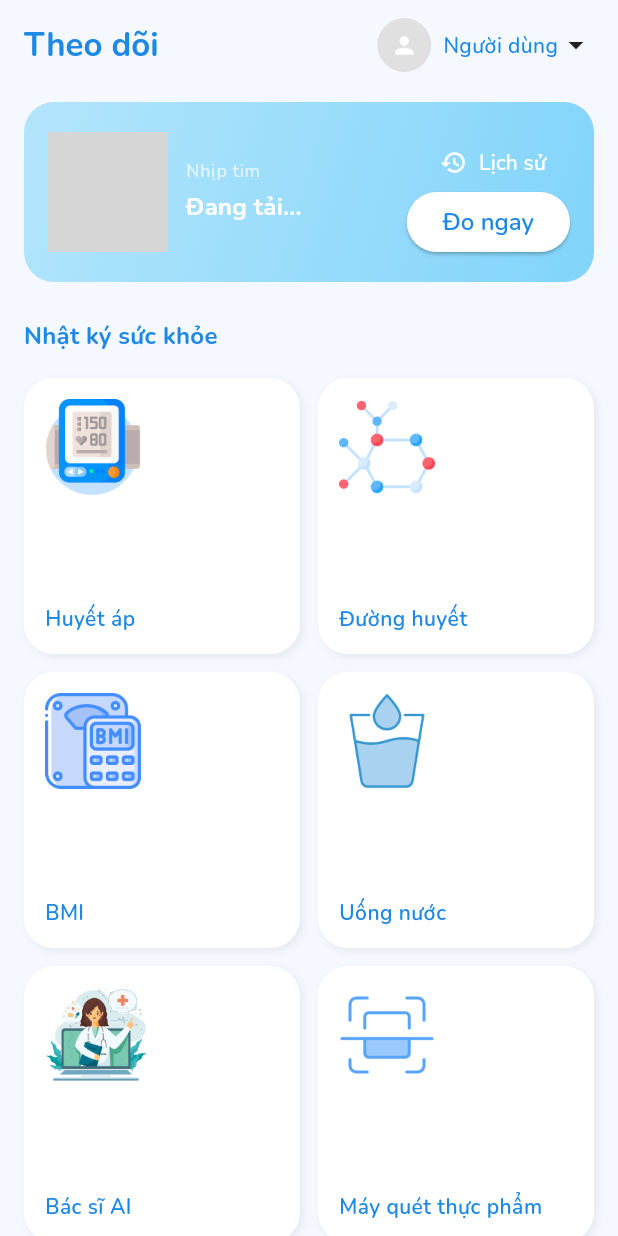
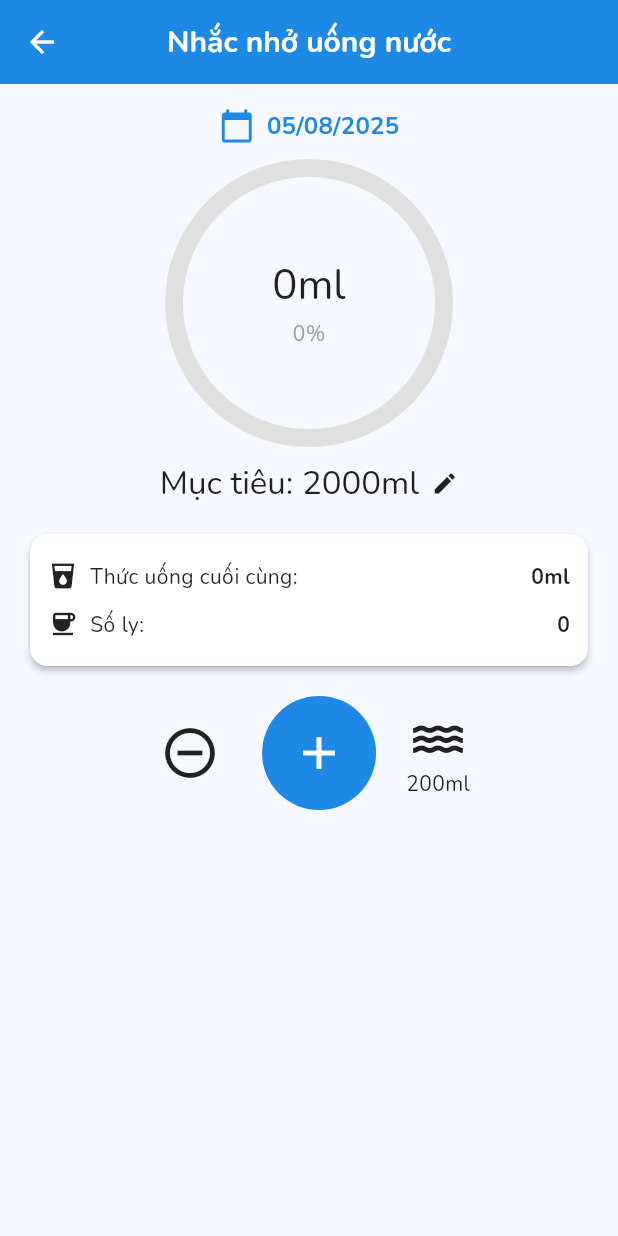
Before and after one commit to phat-hub/health_app, a Flutter app: the HealthHomePage screen opened by its route, after a tap on "Uống nước", on a phone screen of 412 x 824 dp. Run offline on Flutter 3.47's test engine with Material 3 defaults, Android fonts, the phone set to English and light mode, and no system bars; our stand-ins replace camera, cloud_firestore, device_info_plus, firebase_auth, firebase_core, flutter_local_notifications and 7 more; missing offline and left inert: android_intent_plus, health; accounts and stored records are empty; grey boxes are pictures that could not be loaded.

Commit message:
chuc nang uong nuoc (1)

```diff
--- a/lib/main.dart
+++ b/lib/main.dart
@@ -48,6 +48,7 @@ class MyApp extends StatelessWidget {
         ChangeNotifierProvider(create: (_) => HeartRateCameraManager()),
         ChangeNotifierProvider(create: (_) => StepManager()),
         ChangeNotifierProvider(create: (_) => SleepManager()),
+        ChangeNotifierProvider(create: (_) => WaterManager()),
       ],
       child: Consumer<ThemeManager>(
         builder: (context, themeManager, _) {
@@ -65,6 +66,7 @@ class MyApp extends StatelessWidget {
               '/heartRateCamera': (context) => const HeartRateCameraScreen(),
               '/step': (context) => const StepScreen(),
               '/sleep': (context) => const SleepScreen(),
+              '/water': (context) => const WaterScreen(),
             },
           );
         },
--- /dev/null
+++ b/lib/manager/water_manager.dart
@@ -0,0 +1,104 @@
+import 'package:flutter/material.dart';
+import 'package:shared_preferences/shared_preferences.dart';
+import '../screen.dart'; // import WaterService
+
+class WaterManager extends ChangeNotifier {
+  final WaterService _service = WaterService();
+
+  int goal = 2000;
+  int defaultCupSize = 200;
+  int totalDrank = 0;
+  int cupCount = 0;
+  int lastDrink = 0;
+  bool hasData = false;
+
+  DateTime selectedDate = DateTime.now();
+  DateTime firstOpenDate = DateTime.now();
+
+  List<int> _drinkHistory = [];
+
+  WaterManager() {
+    _init();
+  }
+
+  Future<void> _init() async {
+    await _loadPrefs();
+    await _service.saveFirstOpenDate(DateTime.now());
+    firstOpenDate = await _service.getFirstOpenDate();
+    if (DateTime.now().difference(firstOpenDate).inDays > 30) {
+      await _service.deleteOldData(30);
+    }
+    await loadWaterForDate(DateTime.now());
+  }
+
+  Future<void> _loadPrefs() async {
+    final prefs = await SharedPreferences.getInstance();
+    goal = prefs.getInt('water_goal') ?? 2000;
+    defaultCupSize = prefs.getInt('water_cup') ?? 200;
+    notifyListeners();
+  }
+
+  Future<void> _savePrefs() async {
+    final prefs = await SharedPreferences.getInstance();
+    await prefs.setInt('water_goal', goal);
+    await prefs.setInt('water_cup', defaultCupSize);
+  }
+
+  Future<void> loadWaterForDate(DateTime date) async {
+    _drinkHistory = await _service.getDrinkHistory(date);
+    _recalculate();
+    selectedDate = date;
+    notifyListeners();
+  }
+
+  void _recalculate() {
+    totalDrank = _drinkHistory.fold(0, (sum, e) => sum + e);
+    cupCount = _drinkHistory.length;
+    lastDrink = cupCount > 0 ? _drinkHistory.last : 0;
+    hasData = totalDrank > 0;
+  }
+
+  Future<void> addDrink(int ml) async {
+    if (!_isToday()) return;
+    _drinkHistory.add(ml);
+    await _service.saveDrinkHistory(selectedDate, _drinkHistory);
+    _recalculate();
+    notifyListeners();
+  }
+
+  Future<void> removeLastDrink() async {
+    if (!_isToday()) return;
+    if (_drinkHistory.isEmpty) return;
+    _drinkHistory.removeLast();
+    await _service.saveDrinkHistory(selectedDate, _drinkHistory);
+    _recalculate();
+    notifyListeners();
+  }
+
+  bool _isToday() {
+    final now = DateTime.now();
+    return selectedDate.year == now.year &&
+        selectedDate.month == now.month &&
+        selectedDate.day == now.day;
+  }
+
+  void updateGoal(int newGoal) {
+    goal = newGoal;
+    _savePrefs();
+    notifyListeners();
+  }
+
+  void updateCupSize(int newSize) {
+    defaultCupSize = newSize;
+    _savePrefs();
+    notifyListeners();
+  }
+
+  DateTime getMinSelectableDate() {
+    final diff = DateTime.now().difference(firstOpenDate).inDays;
+    if (diff > 30) {
+      return DateTime.now().subtract(const Duration(days: 30));
+    }
+    return firstOpenDate;
+  }
+}
--- a/lib/screen.dart
+++ b/lib/screen.dart
@@ -3,6 +3,7 @@ export 'service/heart_rate_camera_service.dart';
 export 'service/heart_rate_service.dart';
 export 'service/step_service.dart';
 export 'service/sleep_service.dart';
+export 'service/water_service.dart';
 
 export 'model/heart_rate_record.dart';
 export 'model/sleep_record.dart';
@@ -13,6 +14,7 @@ export 'manager/theme_manager.dart';
 export 'manager/heart_rate_camera_manager.dart';
 export 'manager/step_manager.dart';
 export 'manager/sleep_manager.dart';
+export 'manager/water_manager.dart';
 
 export 'ui/login_screen.dart';
 export 'ui/heart_rate_history_screen.dart';
@@ -20,5 +22,6 @@ export 'ui/heart_rate_camera_screen.dart';
 export 'ui/health_home_page.dart';
 export 'ui/step_screen.dart';
 export 'ui/sleep_screen.dart';
+export 'ui/water_screen.dart';
 
 export 'shared/app_theme.dart';
--- /dev/null
+++ b/lib/service/water_service.dart
@@ -0,0 +1,67 @@
+import 'dart:convert';
+import 'package:shared_preferences/shared_preferences.dart';
+
+class WaterService {
+  static const String firstOpenKey = 'water_first_open_date';
+
+  String _getHistoryKey(DateTime date) {
+    final day = date.day.toString().padLeft(2, '0');
+    final month = date.month.toString().padLeft(2, '0');
+    final year = date.year.toString();
+    return 'water_history_${year}-${month}-${day}';
+  }
+
+  Future<List<int>> getDrinkHistory(DateTime date) async {
+    final prefs = await SharedPreferences.getInstance();
+    final data = prefs.getString(_getHistoryKey(date));
+    if (data != null) {
+      return List<int>.from(jsonDecode(data));
+    }
+    return [];
+  }
+
+  Future<void> saveDrinkHistory(DateTime date, List<int> history) async {
+    final prefs = await SharedPreferences.getInstance();
+    await prefs.setString(_getHistoryKey(date), jsonEncode(history));
+  }
+
+  /// Ngày mở app lần đầu
+  Future<void> saveFirstOpenDate(DateTime date) async {
+    final prefs = await SharedPreferences.getInstance();
+    if (!prefs.containsKey(firstOpenKey)) {
+      await prefs.setString(firstOpenKey, date.toIso8601String());
+    }
+  }
+
+  Future<DateTime> getFirstOpenDate() async {
+    final prefs = await SharedPreferences.getInstance();
+    if (prefs.containsKey(firstOpenKey)) {
+      return DateTime.parse(prefs.getString(firstOpenKey)!);
+    }
+    return DateTime.now();
+  }
+
+  /// Xóa dữ liệu cũ hơn
+  Future<void> deleteOldData(int days) async {
+    final prefs = await SharedPreferences.getInstance();
+    final now = DateTime.now();
+    final keys = prefs.getKeys();
+
+    for (var key in keys) {
+      if (key.startsWith('water_history_') && key != firstOpenKey) {
+        try {
+          final dateStr = key.replaceFirst('water_history_', '');
+          final parts = dateStr.split('-');
+          final date = DateTime(
+            int.parse(parts[0]),
+            int.parse(parts[1]),
+            int.parse(parts[2]),
+          );
+          if (now.difference(date).inDays > days) {
+            await prefs.remove(key);
+          }
+        } catch (_) {}
+      }
+    }
+  }
+}
--- a/lib/ui/health_home_page.dart
+++ b/lib/ui/health_home_page.dart
@@ -265,8 +265,10 @@ class _HealthHomePageState extends State<HealthHomePage> {
                           'assets/images/glucose.png', () {}),
                       _buildHealthCard(
                           context, 'BMI', 'assets/images/bmi.png', () {}),
-                      _buildHealthCard(context, 'Uống nước',
-                          'assets/images/water.png', () {}),
+                      _buildHealthCard(
+                          context, 'Uống nước', 'assets/images/water.png', () {
+                        Navigator.pushNamed(context, '/water');
+                      }),
                       _buildHealthCard(context, 'Bác sĩ AI',
                           'assets/images/doctor_ai.png', () {}),
                       _buildHealthCard(context, 'Máy quét thực phẩm',
--- /dev/null
+++ b/lib/ui/water_screen.dart
@@ -0,0 +1,249 @@
+import 'package:flutter/material.dart';
+import 'package:intl/intl.dart';
+import 'package:provider/provider.dart';
+import '../screen.dart';
+
+class WaterScreen extends StatefulWidget {
+  const WaterScreen({super.key});
+
+  @override
+  State<WaterScreen> createState() => _WaterScreenState();
+}
+
+class _WaterScreenState extends State<WaterScreen> {
+  @override
+  void initState() {
+    super.initState();
+    final manager = context.read<WaterManager>();
+    manager.loadWaterForDate(DateTime.now());
+  }
+
+  @override
+  Widget build(BuildContext context) {
+    final manager = Provider.of<WaterManager>(context);
+    final theme = Theme.of(context);
+
+    bool isToday = manager.selectedDate.year == DateTime.now().year &&
+        manager.selectedDate.month == DateTime.now().month &&
+        manager.selectedDate.day == DateTime.now().day;
+
+    return Scaffold(
+      appBar: AppBar(
+        title: const Text("Nhắc nhở uống nước"),
+        backgroundColor: theme.colorScheme.primary,
+        foregroundColor: Colors.white,
+      ),
+      body: SingleChildScrollView(
+        padding: const EdgeInsets.all(16),
+        child: Column(
+          children: [
+            // Chọn ngày
+            InkWell(
+              onTap: () async {
+                final picked = await showDatePicker(
+                  context: context,
+                  initialDate: manager.selectedDate,
+                  firstDate: manager.getMinSelectableDate(),
+                  lastDate: DateTime.now(),
+                );
+                if (picked != null) {
+                  await manager.loadWaterForDate(picked);
+                }
+              },
+              child: Row(
+                mainAxisAlignment: MainAxisAlignment.center,
+                children: [
+                  Icon(Icons.calendar_today, color: theme.colorScheme.primary),
+                  const SizedBox(width: 8),
+                  Text(
+                    DateFormat('dd/MM/yyyy').format(manager.selectedDate),
+                    style: theme.textTheme.titleMedium?.copyWith(
+                      fontWeight: FontWeight.bold,
+                      color: theme.colorScheme.primary,
+                    ),
+                  ),
+                ],
+              ),
+            ),
+            const SizedBox(height: 16),
+
+            // Vòng tròn tiến độ
+            SizedBox(
+              height: 180,
+              width: 180,
+              child: Stack(
+                fit: StackFit.expand,
+                children: [
+                  CircularProgressIndicator(
+                    value: manager.goal > 0
+                        ? (manager.totalDrank / manager.goal).clamp(0, 1)
+                        : 0,
+                    strokeWidth: 12,
+                    backgroundColor: Colors.grey.shade300,
+                    color: theme.colorScheme.primary,
+                  ),
+                  Center(
+                    child: Column(
+                      mainAxisSize: MainAxisSize.min,
+                      children: [
+                        Text("${manager.totalDrank}ml",
+                            style: theme.textTheme.headlineMedium),
+                        const SizedBox(height: 4),
+                        Text(
+                          "${((manager.totalDrank / manager.goal) * 100).clamp(0, 100).toStringAsFixed(0)}%",
+                          style: const TextStyle(color: Colors.grey),
+                        ),
+                      ],
+                    ),
+                  ),
+                ],
+              ),
+            ),
+
+            const SizedBox(height: 16),
+
+            // Mục tiêu + chỉnh
+            GestureDetector(
+              onTap: () => _editGoal(context, manager),
+              child: Row(
+                mainAxisAlignment: MainAxisAlignment.center,
+                children: [
+                  Text("Mục tiêu: ${manager.goal}ml",
+                      style: theme.textTheme.titleLarge),
+                  const SizedBox(width: 8),
+                  const Icon(Icons.edit, size: 18),
+                ],
+              ),
+            ),
+
+            const SizedBox(height: 16),
+
+            Card(
+              shape: RoundedRectangleBorder(
+                  borderRadius: BorderRadius.circular(12)),
+              child: Padding(
+                padding: const EdgeInsets.all(12),
+                child: Column(
+                  children: [
+                    _infoRow(Icons.local_drink, "Thức uống cuối cùng:",
+                        "${manager.lastDrink}ml"),
+                    _infoRow(Icons.coffee, "Số ly:", "${manager.cupCount}"),
+                  ],
+                ),
+              ),
+            ),
+
+            const SizedBox(height: 16),
+
+            Row(
+              mainAxisAlignment: MainAxisAlignment.center,
+              children: [
+                IconButton(
+                  icon: const Icon(Icons.remove_circle_outline, size: 40),
+                  onPressed: isToday ? () => manager.removeLastDrink() : null,
+                ),
+                const SizedBox(width: 20),
+                GestureDetector(
+                  onTap: isToday
+                      ? () => manager.addDrink(manager.defaultCupSize)
+                      : null,
+                  child: Container(
+                    padding: const EdgeInsets.all(20),
+                    decoration: BoxDecoration(
+                      color: isToday ? theme.colorScheme.primary : Colors.grey,
+                      borderRadius: BorderRadius.circular(50),
+                    ),
+                    child: const Icon(Icons.add, color: Colors.white, size: 36),
+                  ),
+                ),
+                const SizedBox(width: 20),
+                GestureDetector(
+                  onTap: () => _editCupSize(context, manager),
+                  child: Column(
+                    children: [
+                      const Icon(Icons.water, size: 40),
+                      Text("${manager.defaultCupSize}ml"),
+                    ],
+                  ),
+                ),
+              ],
+            ),
+          ],
+        ),
+      ),
+    );
+  }
+
+  Widget _infoRow(IconData icon, String label, String value) {
+    return Padding(
+      padding: const EdgeInsets.symmetric(vertical: 6),
+      child: Row(
+        children: [
+          Icon(icon, size: 20),
+          const SizedBox(width: 8),
+          Expanded(child: Text(label)),
+          Text(value, style: const TextStyle(fontWeight: FontWeight.bold)),
+        ],
+      ),
+    );
+  }
+
+  void _editGoal(BuildContext context, WaterManager manager) {
+    final controller = TextEditingController(text: manager.goal.toString());
+    showDialog(
+      context: context,
+      builder: (_) => AlertDialog(
+        title: const Text("Mục tiêu hàng ngày"),
+        content: TextField(
+          controller: controller,
+          keyboardType: TextInputType.number,
+        ),
+        actions: [
+          TextButton(
+              onPressed: () => Navigator.pop(context),
+              child: const Text("Hủy")),
+          ElevatedButton(
+            onPressed: () {
+              final newGoal = int.tryParse(controller.text);
+              if (newGoal != null && newGoal > 0) {
+                manager.updateGoal(newGoal);
+              }
+              Navigator.pop(context);
+            },
+            child: const Text("OK"),
+          ),
+        ],
+      ),
+    );
+  }
+
+  void _editCupSize(BuildContext context, WaterManager manager) {
+    final controller =
+        TextEditingController(text: manager.defaultCupSize.toString());
+    showDialog(
+      context: context,
+      builder: (_) => AlertDialog(
+        title: const Text("Kích thước ly/chai"),
+        content: TextField(
+          controller: controller,
+          keyboardType: TextInputType.number,
+        ),
+        actions: [
+          TextButton(
+              onPressed: () => Navigator.pop(context),
+              child: const Text("Hủy")),
+          ElevatedButton(
+            onPressed: () {
+              final newSize = int.tryParse(controller.text);
+              if (newSize != null && newSize > 0) {
+                manager.updateCupSize(newSize);
+              }
+              Navigator.pop(context);
+            },
+            child: const Text("OK"),
+          ),
+        ],
+      ),
+    );
+  }
+}
```
Also changed, not shown: 1 other file.
